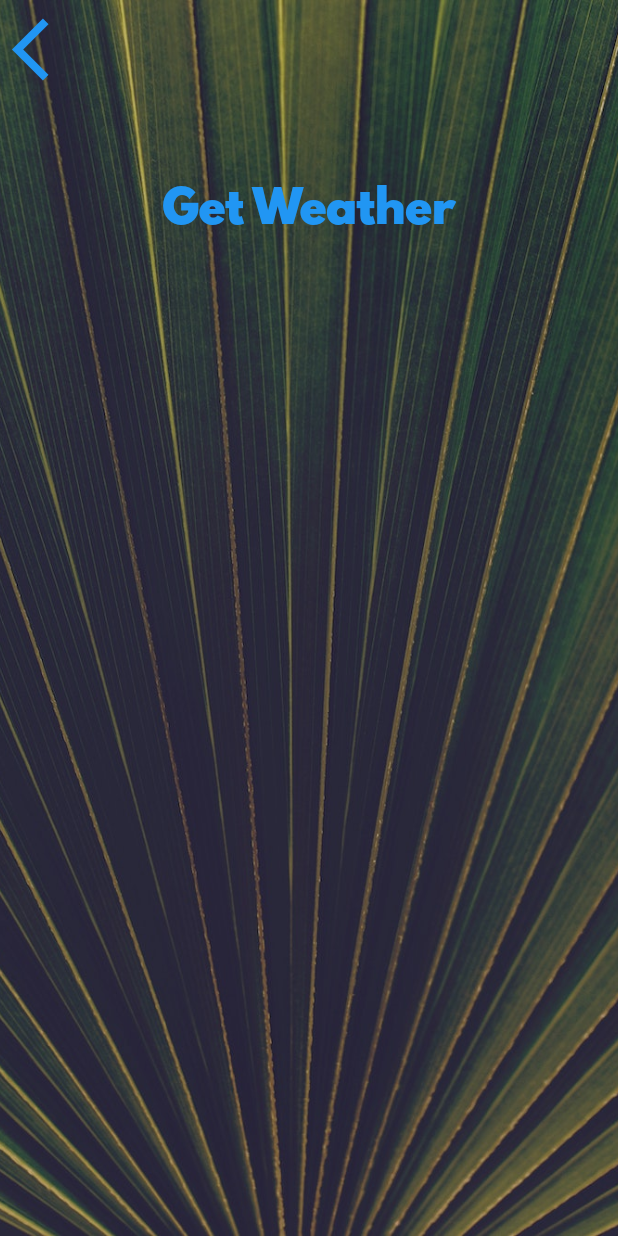
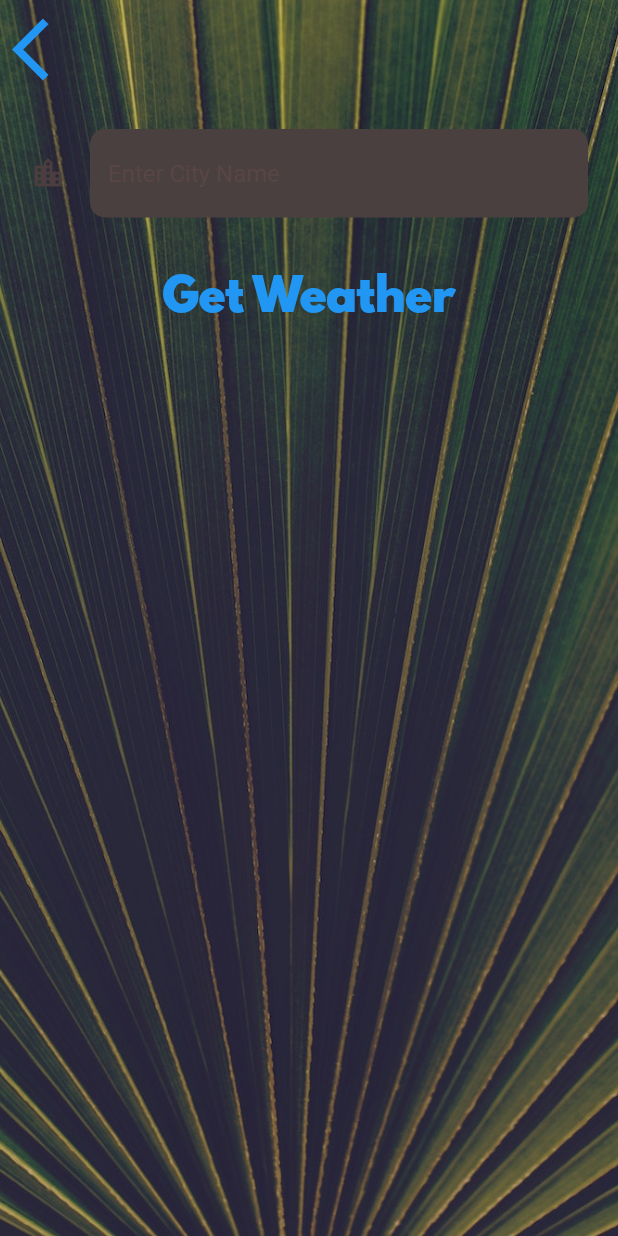
Before and after one commit to HeratUni-CS/clima-naiab1531, a Flutter app: the CityScreen screen opened directly, on a phone screen of 412 x 824 dp. Run offline on Flutter 3.47's test engine with Material 2 defaults, Android fonts, the phone set to English and light mode, and no system bars; our stand-ins replace flutter_spinkit, geolocator; missing offline and left inert: clima_app; statements that could not run were skipped.

Commit message:
first commit

```diff
--- a/lib/main.dart
+++ b/lib/main.dart
@@ -1,9 +1,10 @@
 import 'package:flutter/material.dart';
-import 'package:clima/screens/loading_screen.dart';
+import 'package:clima_app/screens/loading_screen.dart';
 
 void main() => runApp(MyApp());
 
 class MyApp extends StatelessWidget {
+
   @override
   Widget build(BuildContext context) {
     return MaterialApp(
--- a/lib/screens/city_screen.dart
+++ b/lib/screens/city_screen.dart
@@ -1,5 +1,5 @@
 import 'package:flutter/material.dart';
-import 'package:clima/utilities/constants.dart';
+import '../utilities/constants.dart';
 
 class CityScreen extends StatefulWidget {
   @override
@@ -7,6 +7,8 @@ class CityScreen extends StatefulWidget {
 }
 
 class _CityScreenState extends State<CityScreen> {
+  late String cityName;
+
   @override
   Widget build(BuildContext context) {
     return Scaffold(
@@ -24,7 +26,9 @@ class _CityScreenState extends State<CityScreen> {
               Align(
                 alignment: Alignment.topLeft,
                 child: TextButton(
-                  onPressed: () {},
+                  onPressed: () {
+                    Navigator.pop(context);
+                  },
                   child: Icon(
                     Icons.arrow_back_ios,
                     size: 50.0,
@@ -33,10 +37,20 @@ class _CityScreenState extends State<CityScreen> {
               ),
               Container(
                 padding: EdgeInsets.all(20.0),
-                child: null,
+                child: TextField(
+                  style: TextStyle(
+                    color: Colors.black,
+                  ),
+                  decoration: kTextFieldInputDecoration,
+                  onChanged: (value) {
+                    cityName = value;
+                  },
+                ),
               ),
               TextButton(
-                onPressed: () {},
+                onPressed: () {
+                  Navigator.pop(context, cityName);
+                },
                 child: Text(
                   'Get Weather',
                   style: kButtonTextStyle,
--- a/lib/utilities/constants.dart
+++ b/lib/utilities/constants.dart
@@ -18,3 +18,22 @@ const kButtonTextStyle = TextStyle(
 const kConditionTextStyle = TextStyle(
   fontSize: 100.0,
 );
+
+const kTextFieldInputDecoration = InputDecoration(
+  filled: true,
+  fillColor: Color.fromARGB(255, 75, 64, 64),
+  icon: Icon(
+    Icons.location_city,
+    color: Color.fromARGB(255, 76, 62, 62),
+  ),
+  hintText: 'Enter City Name',
+  hintStyle: TextStyle(
+    color: Color.fromARGB(255, 89, 69, 69),
+  ),
+  border: OutlineInputBorder(
+    borderRadius: BorderRadius.all(
+      Radius.circular(10.0),
+    ),
+    borderSide: BorderSide.none,
+  ),
+);
```
Also changed, not shown: lib/screens/loading_screen.dart (+24 -5 lines), lib/services/location.dart (+17 -0 lines), lib/services/networking.dart (+20 -0 lines), lib/services/weather.dart (+24 -0 lines), 1 other file.
